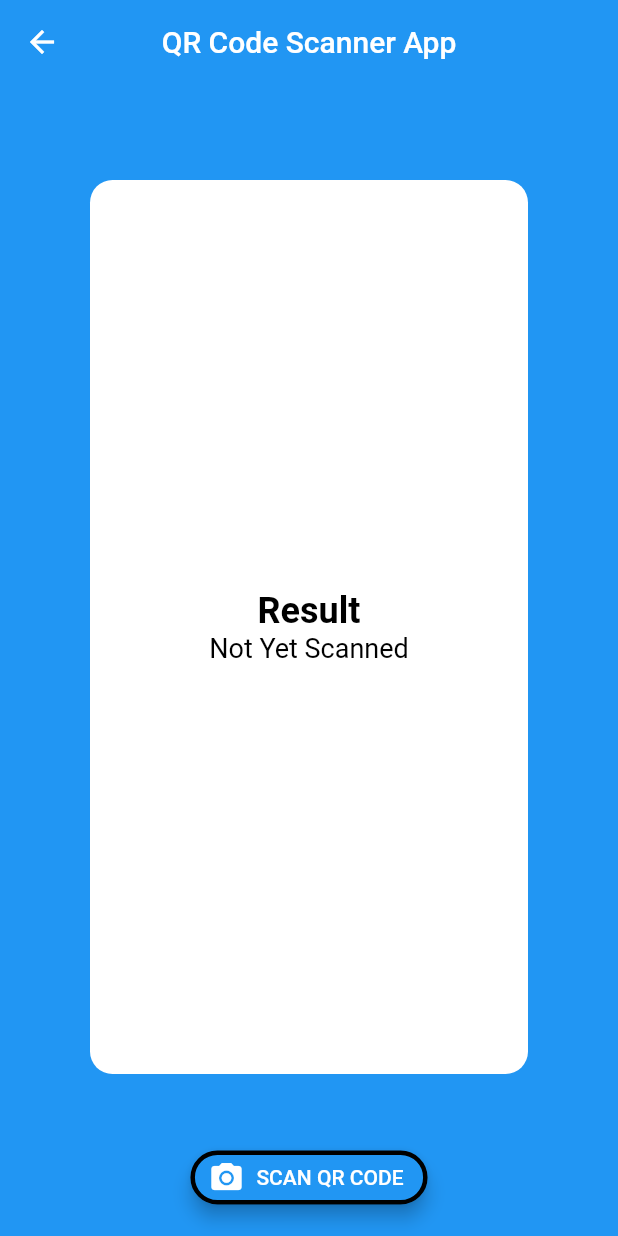
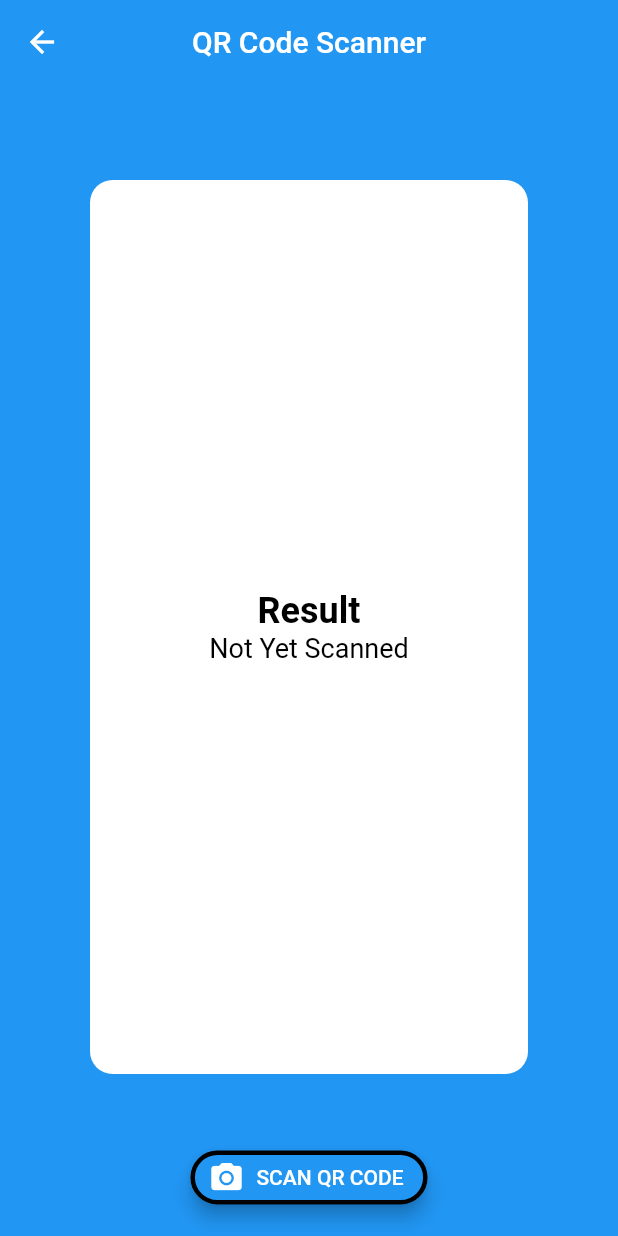
Before and after one commit to mannanshafique/Qr-Code_Scanner-Generator, a Flutter app: the Scan screen opened directly, on a phone screen of 412 x 824 dp. Run offline on Flutter 3.47's test engine with Material 2 defaults, Android fonts, the phone set to English and light mode, and no system bars; our stand-ins replace qr_flutter; missing offline and left inert: barcode_scan.

Commit message:
ss added

```diff
--- a/lib/scan.dart
+++ b/lib/scan.dart
@@ -55,7 +55,7 @@ class _ScanState extends State<Scan> {
     return Scaffold(
         extendBodyBehindAppBar: true, //yani app nahi count ho ga height may
         appBar: AppBar(
-          title: Text("QR Code Scanner App"),
+          title: Text("QR Code Scanner"),
           centerTitle: true,
           elevation: 0,
         ),
```
Also changed, not shown: 3 other files.
